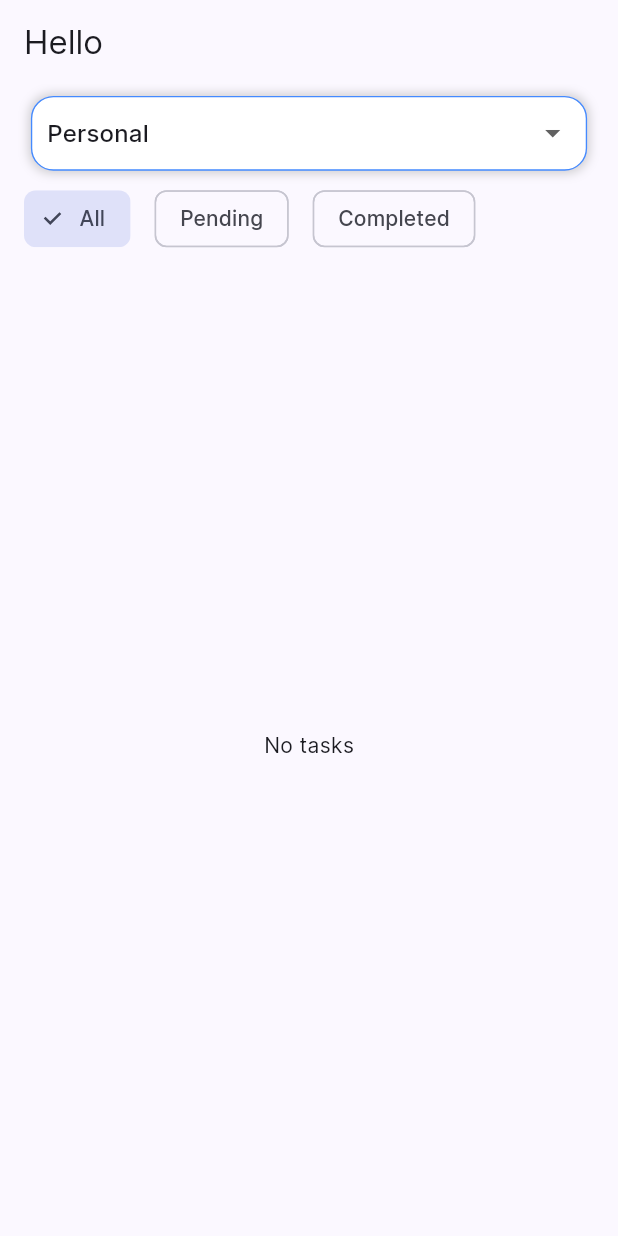
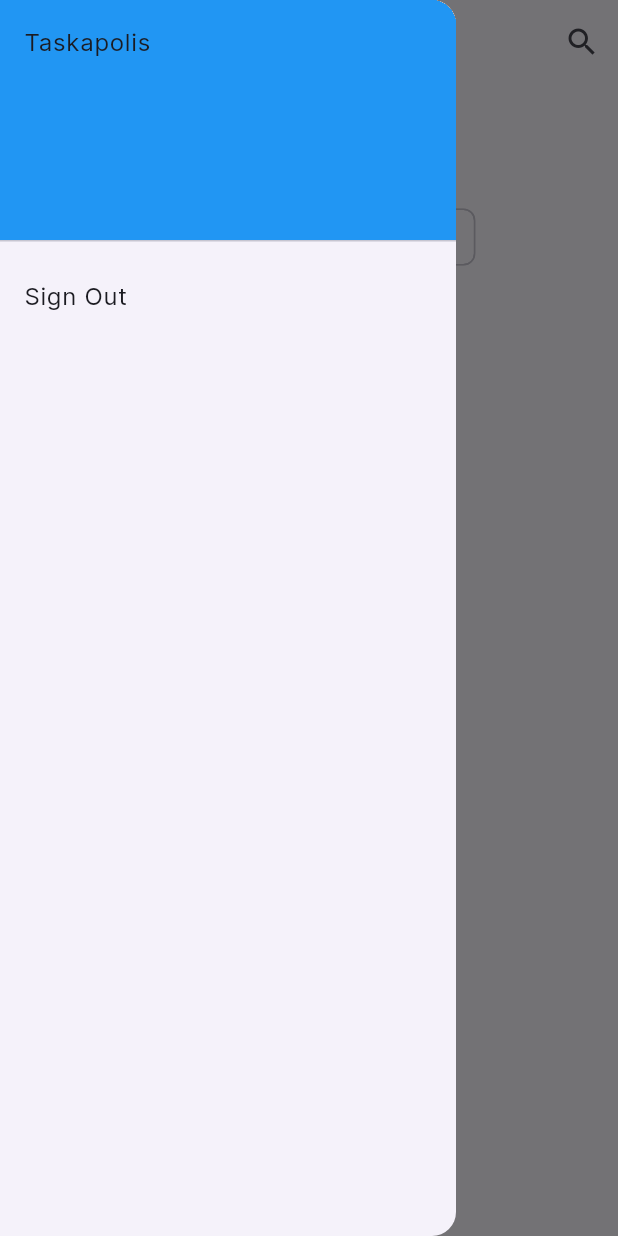
Before and after one commit to indezah/taskapolis, a Flutter app: the screen it shows once a user with an empty profile is signed in, with the side drawer open (before the commit the screen has no drawer), on a phone screen of 412 x 824 dp. Run offline on Flutter 3.47's test engine with Material 2 defaults, Android fonts, the phone set to English and light mode, and no system bars; our stand-ins replace cloud_firestore, firebase_auth, firebase_core; missing offline and left inert: dart:ffi; accounts and stored records are empty.

Commit message:
Update home.dart

```diff
--- a/lib/pages/home.dart
+++ b/lib/pages/home.dart
@@ -1,5 +1,6 @@
 import 'package:cloud_firestore/cloud_firestore.dart';
 import 'package:firebase_auth/firebase_auth.dart';
+import 'package:firebase_core/firebase_core.dart';
 import 'package:flutter/material.dart';
 import 'package:taskapolis/pages/auth.dart';
 import 'package:taskapolis/pages/signin.dart';
@@ -25,55 +26,154 @@ class _HomePageState extends State<HomePage> with TickerProviderStateMixin {
 
   void onFilterSelected(String filter) {
     setState(() {
+      print(FirebaseAuth.instance.currentUser!.email);
       selectedFilter = filter;
     });
+  }
+
+  Future<void> addCategory() async {
+    String newCategory = await showDialog(
+      context: context,
+      builder: (BuildContext context) {
+        TextEditingController controller = TextEditingController();
+        return AlertDialog(
+          title: Text('Add category'),
+          content: TextField(
+            controller: controller,
+          ),
+          actions: <Widget>[
+            ElevatedButton(
+              child: Text('Cancel'),
+              onPressed: () {
+                Navigator.of(context).pop();
+              },
+            ),
+            ElevatedButton(
+              child: Text('Add'),
+              onPressed: () {
+                Navigator.of(context).pop(controller.text);
+              },
+            ),
+          ],
+        );
+      },
+    );
+
+    if (newCategory.isNotEmpty) {
+      await FirebaseFirestore.instance
+          .collection('users')
+          .doc(userId)
+          .collection('categories')
+          .add({'name': newCategory});
+    }
   }
 
   @override
   Widget build(BuildContext context) {
     return Scaffold(
       appBar: AppBar(
-        title: Text('Hello'),
+        title: Text('Hello Nisura',
+            style: TextStyle(color: Colors.black, fontWeight: FontWeight.bold)),
+        // search
+        actions: <Widget>[
+          IconButton(
+            icon: Icon(Icons.search),
+            onPressed: () {
+              // showSearch(context: context, delegate: DataSearch());
+            },
+          ),
+        ],
+      ),
+      drawer: Drawer(
+        child: ListView(
+          children: <Widget>[
+            DrawerHeader(
+              child: Text('Taskapolis'),
+              decoration: BoxDecoration(
+                color: Colors.blue,
+              ),
+            ),
+            ListTile(
+              title: Text('Sign Out'),
+              onTap: () async {
+                await FirebaseAuth.instance.signOut();
+                Navigator.pop(context);
+                Navigator.popUntil(context, (route) => route.isFirst);
+                Navigator.pushReplacement(
+                  context,
+                  MaterialPageRoute(builder: (context) => AuthPage()),
+                );
+              },
+            ),
+          ],
+        ),
       ),
       body: Center(
         child: Padding(
           padding: const EdgeInsets.all(8.0),
           child: Column(
             children: <Widget>[
-              Container(
-                width: MediaQuery.of(context).size.width * 0.9,
-                padding: EdgeInsets.symmetric(horizontal: 10.0),
-                decoration: BoxDecoration(
-                  color: Colors.white,
-                  boxShadow: [
-                    BoxShadow(
-                      color: Colors.grey.withOpacity(0.5),
-                      spreadRadius: 1.0,
-                      blurRadius: 5.0,
-                    ),
-                  ],
-                  borderRadius: BorderRadius.circular(15.0),
-                  border: Border.all(
-                      color: Colors.blueAccent,
-                      style: BorderStyle.solid,
-                      width: 0.90),
-                ),
-                child: DropdownButtonHideUnderline(
-                  child: DropdownButton<String>(
-                    isExpanded: true,
-                    value: selectedCategory,
-                    items: <String>['Personal', 'Work', 'Sports']
-                        .map((String value) {
-                      return DropdownMenuItem<String>(
-                        value: value,
-                        child: Text(value),
-                      );
-                    }).toList(),
-                    onChanged: (String? value) {
-                      onCategorySelected(value!);
-                    },
+              // StreamBuilder<QuerySnapshot>(
+              //   stream: FirebaseFirestore.instance
+              //       .collection('users')
+              //       .doc(userId)
+              //       .collection('categories')
+              //       .snapshots(),
+              //   builder: (BuildContext context,
+              //       AsyncSnapshot<QuerySnapshot> snapshot) {
+              //     if (snapshot.hasError) {
+              //       return Text('Something went wrong');
+              //     }
+
+              //     if (snapshot.connectionState == ConnectionState.waiting) {
+              //       return CircularProgressIndicator();
+              //     }
+
+              //     List categories =
+              //         snapshot.data!.docs.map((DocumentSnapshot doc) {
+              //       Map<String, dynamic> data =
+              //           doc.data() as Map<String, dynamic>;
+              //       return data['name'];
+              //     }).toList();
+
+              //     // get logged in user's email
+              //     print(FirebaseAuth.instance.currentUser!.email);
+              //     print('categories: $categories');
+
+              //     categories.add('Add category');
+
+              //     return DropdownButton<String>(
+              //       value: selectedCategory,
+              //       items: const [
+              //         DropdownMenuItem(
+              //             value: 'Personal', child: Text('Personal')),
+              //         DropdownMenuItem(value: 'Work', child: Text('Work')),
+              //         DropdownMenuItem(value: 'School', child: Text('School')),
+              //         DropdownMenuItem(
+              //             value: 'Add category', child: Text('Add category')),
+              //       ],
+              //       onChanged: (String? newValue) {
+              //         if (newValue == 'Add category') {
+              //           addCategory();
+              //         } else {
+              //           onCategorySelected(newValue!);
+              //         }
+              //       },
+              //     );
+              //   },
+              // ),
+              Row(
+                mainAxisAlignment: MainAxisAlignment.start,
+                children: [
+                  Padding(
+                    padding: const EdgeInsets.all(8.0),
+                    child: Text('Inbox',
+                        style: TextStyle(
+                            fontSize: 32,
+                            color: Colors.black,
+                            fontWeight: FontWeight.bold)),
                   ),
-                ),
+                ],
               ),
               Row(
                 mainAxisAlignment: MainAxisAlignment.start,
@@ -147,9 +247,28 @@ class _HomePageState extends State<HomePage> with TickerProviderStateMixin {
                     return ListView.builder(
                         itemCount: allTasks.length,
                         itemBuilder: (context, index) {
-                          return ListTile(
-                            title: Text(allTasks[index]['title']),
-                            subtitle: Text(allTasks[index]['category']),
+                          return Card(
+                            child: ListTile(
+                              leading: Icon(Icons.inbox),
+                              title: Text(allTasks[index]['title']),
+                              subtitle: Text(allTasks[index]['category']),
+                              // a checkbox after the title
+                              trailing: Checkbox(
+                                value: allTasks[index]['status'] == 'Completed'
+                                    ? true
+                                    : false,
+                                onChanged: (value) {
+                                  // update the status of the task
+                                  print(allTasks[index]);
+                                  FirebaseFirestore.instance
+                                      .collection('users')
+                                      .doc(userId)
+                                      .collection('tasks')
+                                      .doc(allTasks[index]['id'])
+                                      .update({'status': 'Completed'});
+                                },
+                              ),
+                            ),
                           );
                         });
                   },
```
